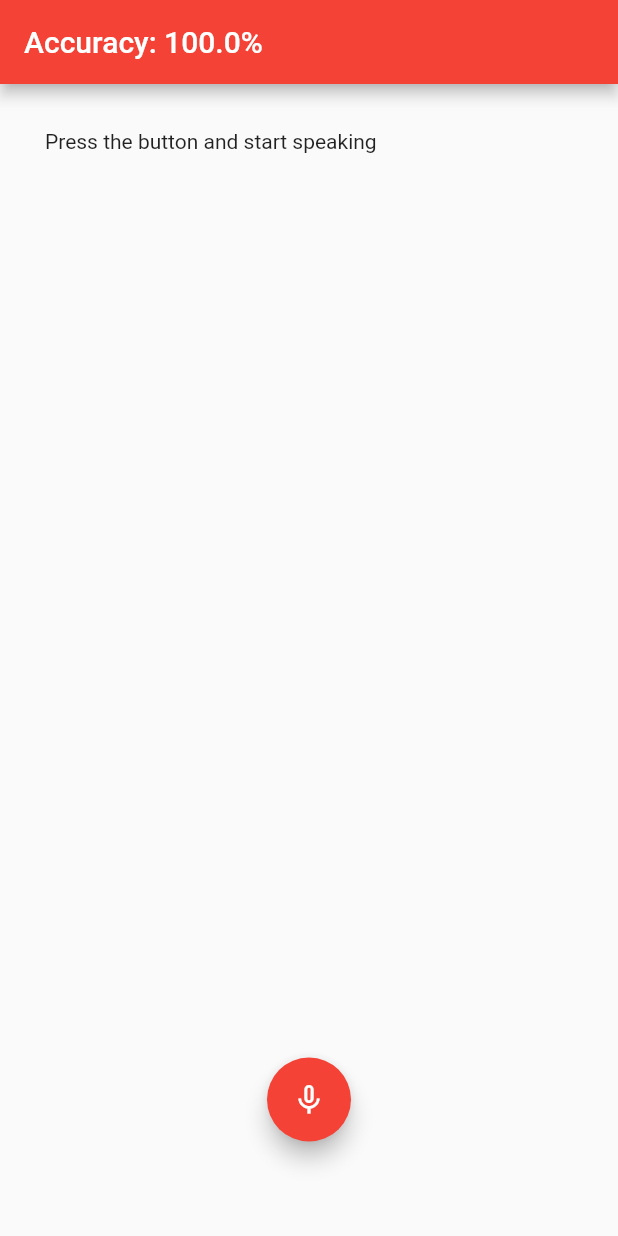
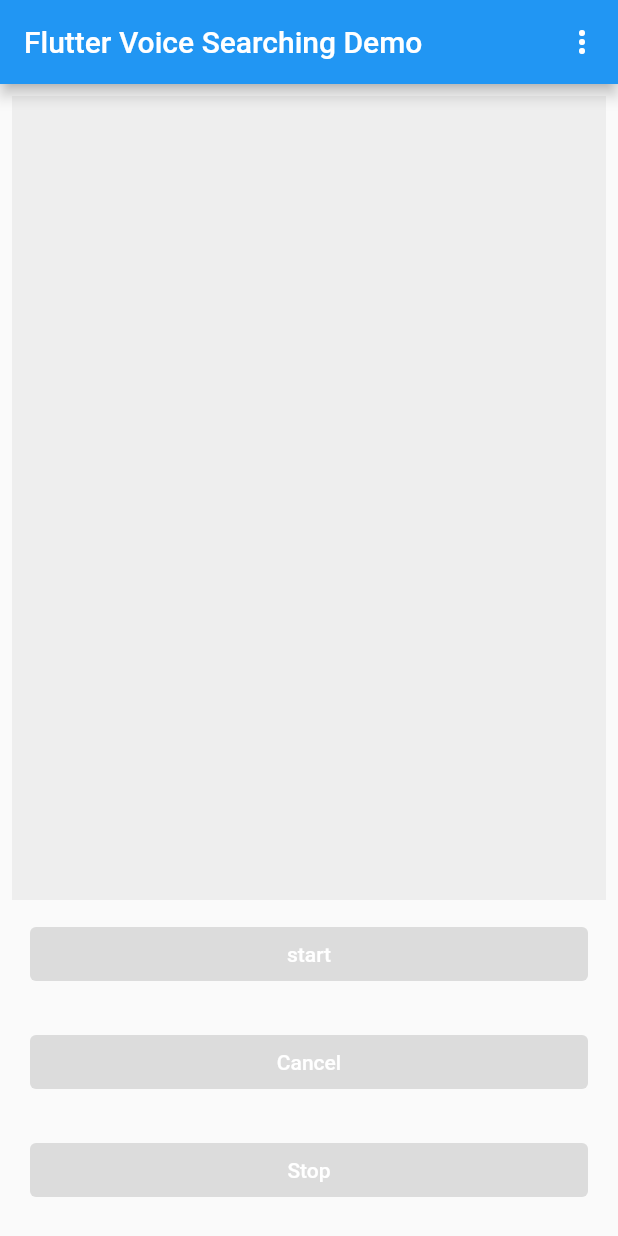
Before and after one commit to Usama9999/voice_to_text, a Flutter app: the screen it shows after launch, on a phone screen of 412 x 824 dp. Run offline on Flutter 3.47's test engine with Material 2 defaults, Android fonts, the phone set to English and light mode, and no system bars; drawn by our look-alikes of avatar_glow; missing offline and left inert: flutter_speech.

Commit message:
new code

```diff
--- a/lib/main.dart
+++ b/lib/main.dart
@@ -1,91 +1,177 @@
-import 'package:avatar_glow/avatar_glow.dart';
+import 'package:flutter/foundation.dart';
 import 'package:flutter/material.dart';
-import 'package:speech_to_text/speech_to_text.dart' as stt;
+import 'package:flutter_speech/flutter_speech.dart';
 
 void main() {
-  runApp(MyApp());
+  debugDefaultTargetPlatformOverride = TargetPlatform.android;
+  runApp(const MyApp());
 }
 
+class Language {
+  final String name;
+  final String code;
+
+  const Language(this.name, this.code);
+}
+
+const languages = [
+  Language('English', 'en_US'),
+];
+
 class MyApp extends StatelessWidget {
+  const MyApp({Key? key}) : super(key: key);
+
   @override
   Widget build(BuildContext context) {
-    return MaterialApp(
-      title: 'Flutter Voice',
-      debugShowCheckedModeBanner: false,
-      theme: ThemeData(
-        primarySwatch: Colors.red,
-        visualDensity: VisualDensity.adaptivePlatformDensity,
-      ),
-      home: SpeechScreen(),
-    );
+    return const MaterialApp(
+        debugShowCheckedModeBanner: false, home: VoiceSearchingDemo());
   }
 }
 
-class SpeechScreen extends StatefulWidget {
+class VoiceSearchingDemo extends StatefulWidget {
+  const VoiceSearchingDemo({Key? key}) : super(key: key);
+
   @override
-  _SpeechScreenState createState() => _SpeechScreenState();
+  _VoiceSearchingDemoState createState() => _VoiceSearchingDemoState();
 }
 
-class _SpeechScreenState extends State<SpeechScreen> {
-  late stt.SpeechToText _speech;
+class _VoiceSearchingDemoState extends State<VoiceSearchingDemo> {
+  late SpeechRecognition _speech;
+
+  bool _speechRecognitionAvailable = false;
   bool _isListening = false;
-  String _text = 'Press the button and start speaking';
-  double _confidence = 1.0;
+
+  String transcription = '';
+
+  //String _currentLocale = 'en_US';
+  Language selectedLang = languages.first;
 
   @override
-  void initState() {
+  initState() {
     super.initState();
-    _speech = stt.SpeechToText();
+    activateSpeechRecognizer();
   }
+
+  // Platform messages are asynchronous, so we initialize in an async method.
+  void activateSpeechRecognizer() {
+    print('_MyAppState.activateSpeechRecognizer... ');
+    _speech = SpeechRecognition();
+    _speech.setAvailabilityHandler(onSpeechAvailability);
+    _speech.setRecognitionStartedHandler(onRecognitionStarted);
+    _speech.setRecognitionResultHandler(onRecognitionResult);
+    _speech.setRecognitionCompleteHandler(onRecognitionComplete);
+    _speech.setErrorHandler(errorHandler);
+    _speech.activate('en_US').then((res) {
+      setState(() => _speechRecognitionAvailable = res);
+    });
+  }
+
+  Widget _buildButton({required String label, VoidCallback? onPressed}) =>
+      Padding(
+          padding: EdgeInsets.all(12.0),
+          child: ElevatedButton(
+            onPressed: onPressed,
+            child: Text(
+              label,
+              style: const TextStyle(color: Colors.white),
+            ),
+          ));
+
+  void start() => _speech.activate(selectedLang.code).then((_) {
+        return _speech.listen().then((result) {
+          print('_MyAppState.start => result $result');
+          setState(() {
+            _isListening = result;
+          });
+        });
+      });
+
+  void cancel() =>
+      _speech.cancel().then((_) => setState(() => _isListening = false));
+
+  void stop() => _speech.stop().then((_) {
+        setState(() => _isListening = false);
+      });
+
+  void onCurrentLocale(String locale) {
+    print('_MyAppState.onCurrentLocale... $locale');
+    setState(
+        () => selectedLang = languages.firstWhere((l) => l.code == locale));
+  }
+
+  void onSpeechAvailability(bool result) =>
+      setState(() => _speechRecognitionAvailable = result);
+
+  void onRecognitionStarted() {
+    setState(() => _isListening = true);
+  }
+
+  void onRecognitionResult(String text) {
+    print('_MyAppState.onRecognitionResult... $text');
+    setState(() => transcription = text);
+  }
+
+  void onRecognitionComplete(String text) {
+    print('_MyAppState.onRecognitionComplete... $text');
+    setState(() => _isListening = false);
+  }
+
+  void errorHandler() => activateSpeechRecognizer();
 
   @override
   Widget build(BuildContext context) {
     return Scaffold(
       appBar: AppBar(
-        title: Text('Accuracy: ${(_confidence * 100.0).toStringAsFixed(1)}%'),
+        automaticallyImplyLeading: false,
+        title: const Text('Flutter Voice Searching Demo'),
+        actions: [
+          PopupMenuButton<Language>(
+            onSelected: _selectLangHandler,
+            itemBuilder: (BuildContext context) => _buildLanguagesWidgets,
+          )
+        ],
       ),
-      floatingActionButtonLocation: FloatingActionButtonLocation.centerFloat,
-      floatingActionButton: AvatarGlow(
-        animate: _isListening,
-        glowColor: Theme.of(context).primaryColor,
-        endRadius: 75.0,
-        duration: const Duration(milliseconds: 2000),
-        repeatPauseDuration: const Duration(milliseconds: 100),
-        repeat: true,
-        child: FloatingActionButton(
-          onPressed: _listen,
-          child: Icon(_isListening ? Icons.mic : Icons.mic_none),
-        ),
-      ),
-      body: SingleChildScrollView(
-        reverse: true,
-        child: Container(
-            padding: const EdgeInsets.fromLTRB(30.0, 30.0, 30.0, 150.0),
-            child: Text(_text)),
-      ),
+      body: Padding(
+          padding: const EdgeInsets.all(8.0),
+          child: Center(
+            child: Column(
+              mainAxisSize: MainAxisSize.min,
+              crossAxisAlignment: CrossAxisAlignment.stretch,
+              children: [
+                Expanded(
+                    child: Container(
+                        padding: const EdgeInsets.all(8.0),
+                        color: Colors.grey.shade200,
+                        child: Text(transcription))),
+                _buildButton(
+                  onPressed: _speechRecognitionAvailable && !_isListening
+                      ? () => start()
+                      : null,
+                  label: _isListening ? 'Listening...' : 'start',
+                ),
+                _buildButton(
+                  onPressed: _isListening ? () => cancel() : null,
+                  label: 'Cancel',
+                ),
+                _buildButton(
+                  onPressed: _isListening ? () => stop() : null,
+                  label: 'Stop',
+                ),
+              ],
+            ),
+          )),
     );
   }
 
-  void _listen() async {
-    if (!_isListening) {
-      bool available = await _speech.initialize(
-        onStatus: (val) => print('onStatus: $val'),
-        onError: (val) => print('onError: $val'),
-      );
-      if (available) {
-        setState(() => _isListening = true);
-        _speech.listen(
-          onResult: (val) => setState(() {
-            _text = val.recognizedWords;
-            if (val.hasConfidenceRating && val.confidence > 0) {
-              _confidence = val.confidence;
-            }
-          }),
-        );
-      }
-    } else {
-      setState(() => _isListening = false);
-      _speech.stop();
-    }
+  List<CheckedPopupMenuItem<Language>> get _buildLanguagesWidgets => languages
+      .map((l) => CheckedPopupMenuItem<Language>(
+            value: l,
+            checked: selectedLang == l,
+            child: Text(l.name),
+          ))
+      .toList();
+
+  void _selectLangHandler(Language lang) {
+    setState(() => selectedLang = lang);
   }
 }
--- a/pubspec.yaml
+++ b/pubspec.yaml
@@ -36,8 +36,7 @@
   # The following adds the Cupertino Icons font to your application.
   # Use with the CupertinoIcons class for iOS style icons.
   cupertino_icons: ^0.1.3
-  speech_to_text: ^6.1.0
-  avatar_glow: ^1.2.0
+  flutter_speech: ^2.0.0
 
 dev_dependencies:
   flutter_test:
```
Also changed, not shown: pubspec.lock, 1 other file.
